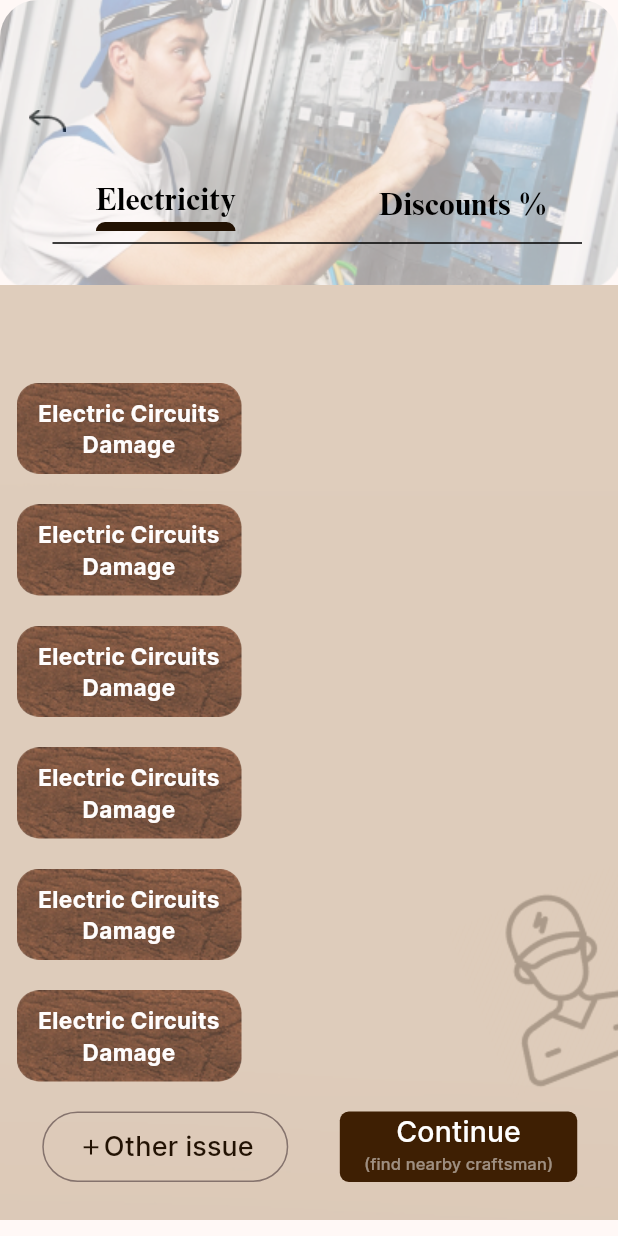
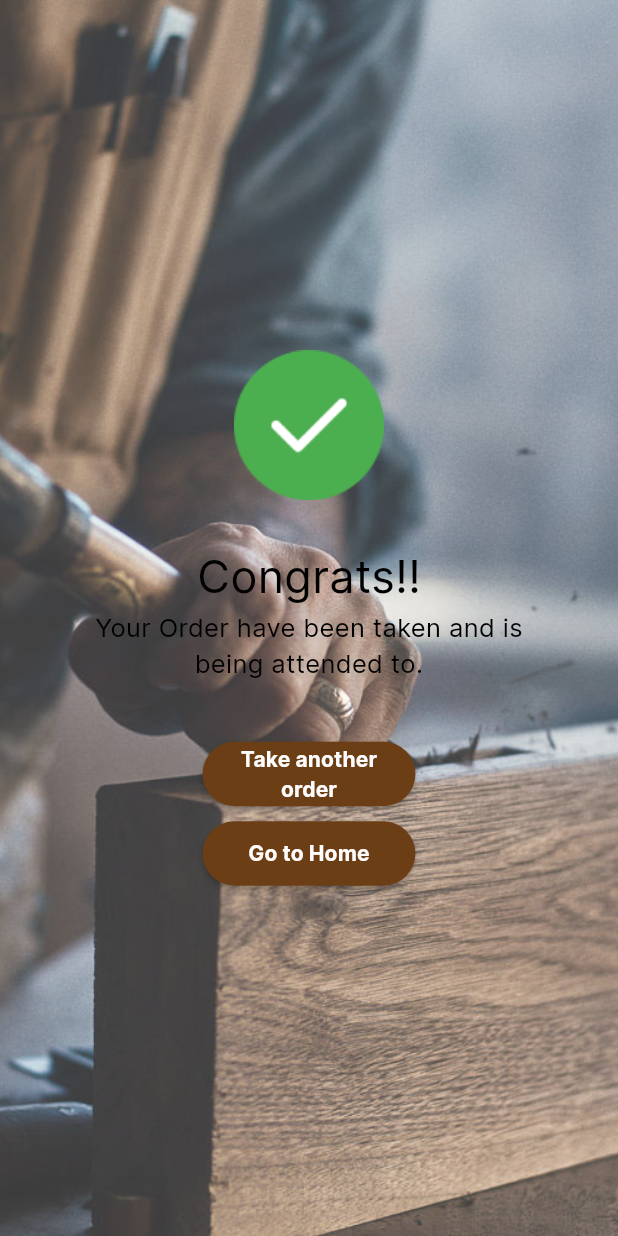
Before and after one commit to noura2tarek/Sala7ly_App, a Flutter app: the screen it shows after launch, on a phone screen of 412 x 824 dp. Run offline on Flutter 3.47's test engine with Material 3 defaults, Android fonts, the phone set to English and light mode, and no system bars; our stand-ins replace bloc, flutter_bloc.

Commit message:
add last page & some images

```diff
--- a/lib/core/resources/app-strings.dart
+++ b/lib/core/resources/app-strings.dart
@@ -31,7 +31,17 @@ class AppStrings {
   static const String heyUser =  'Hey, Mariam!';
   static const String newOrder =  'New Order';
   static const String painting =  'Painting';
-  static const String havingTrouble =  'Having trouble?';
+  static const String havingTrouble = 'Having trouble?';
+  static const String electricity =  'Electricity';
+  static const String discounts =  'Discounts %';
+  static const String electricCircuits =  'Electric Circuits Damage';
+  static const String otherIssue =  'Other issue';
+  static const String continueS =  'Continue';
+  static const String congrats =  'Congrats!!';
+  static const String yourOrder =  'Your Order have been taken and is\nbeing attended to.';
+  static const String takeAnotherOrder =  'Take another order';
+  static const String goToHome =  'Go to Home';
+  static const String findNearby =  '(find nearby craftsman)';
   static const String welcomeBack =  'Welcome back again in salah-ly\nThank you for logging in for a faster ordering experience.';
   static const String information =  'To reset your password, please enter your email address. You may need to check your spam folder or unblock no-reply@salahha.us';
 
--- a/lib/core/resources/app_colors.dart
+++ b/lib/core/resources/app_colors.dart
@@ -3,7 +3,9 @@ import 'package:flutter/material.dart';
 class AppColors {
   static const Color primaryColor = Color(0xff846345);
   static const Color darkBrown = Color(0xff3E1F03);
+  static const Color darkBrown2 = Color(0xff6B3E15);
   static const Color brown = Color(0xff221203);
+  static const Color buttonColor = Color(0xffE8C5A6);
   static const Color secondColor =  Color(0xffCCDEDC);
   static Color white = const Color(0xffffffff);
   static const Color darkGrey =  Color.fromRGBO(88, 88, 88, 1);
--- a/lib/core/resources/image_assets.dart
+++ b/lib/core/resources/image_assets.dart
@@ -8,17 +8,23 @@ class AppImages {
   static const String checkIcon ='$rootImages/check.png';
   static const String craftPhoto ='$rootImages/craft_photo.png';
   static const String background ='$rootImages/background.png';
-  static const String photo ='$rootImages/photo.png';
   static const String homeIcon ='$rootImages/home.png';
   static const String ordersIcon ='$rootImages/orders.png';
   static const String notificationsIcon ='$rootImages/notifications.png';
   static const String settingsIcon ='$rootImages/settings.png';
   static const String user2Icon ='$rootImages/user2.png';
   static const String imageBlank ='$rootImages/image 12.png';
-  static const String electricityImage ='$rootImages/electricity_image.png';
   static const String vectorLeading ='$rootImages/Vector.png';
   static const String person ='$rootImages/image person.png';
   static const String rectangleBrown ='$rootImages/Rectangle brown.png';
+  static const String correct ='$rootImages/correct.png';
+// main page images
+  static const String electricityImage ='$rootImages/electricity_image.png';
+  static const String applicant ='$rootImages/applicant.png';
+  static const String carpentry ='$rootImages/carpentry.png';
+  static const String painting ='$rootImages/photo.png';
+  static const String plumping ='$rootImages/plumping.png';
+  static const String mechanicals ='$rootImages/mechanicals.png';
 
 
 
--- a/lib/core/resources/routes_manager.dart
+++ b/lib/core/resources/routes_manager.dart
@@ -2,9 +2,9 @@ import 'package:flutter/material.dart';
 import 'package:sala7ly_app/view/screens/auth/forget_password.dart';
 import 'package:sala7ly_app/view/screens/auth/login_page.dart';
 import 'package:sala7ly_app/view/screens/auth/register_page.dart';
-import 'package:sala7ly_app/view/screens/main_page/main_page.dart';
-
-import '../../view/screens/start_page/start_page.dart';
+import '../../view/screens/last_page/last_page.dart';
+import '../../view/screens/main_page_layout/electricity_page.dart';
+import '../../view/screens/main_page_layout/main_page.dart';
 
 //routes names class
 class AppRoutes {
@@ -15,6 +15,8 @@ class AppRoutes {
   static const String registerRoute = "/register";
   static const String forgetPasswordRoute = "/forgetPassword";
   static const String mainPageRoute = "/mainPage";
+  static const String electricityRoute = "/electricity";
+  static const String lastPageRoute = "/lastPage";
 
 }
 
@@ -26,4 +28,6 @@ Map<String, Widget Function(BuildContext)> routes = {
   AppRoutes.registerRoute: (context) =>  RegisterScreen(),
   AppRoutes.forgetPasswordRoute: (context) =>  ForgetPasswordScreen(),
   AppRoutes.mainPageRoute: (context) =>  MainPage(),
+  AppRoutes.electricityRoute: (context) =>  ElectricityScreen(),
+  AppRoutes.lastPageRoute: (context) =>  LastPage(),
 };
--- a/lib/main.dart
+++ b/lib/main.dart
@@ -1,11 +1,6 @@
 import 'package:flutter/material.dart';
 import 'package:sala7ly_app/core/resources/routes_manager.dart';
-import 'package:sala7ly_app/view/screens/auth/forget_password.dart';
-import 'package:sala7ly_app/view/screens/auth/login_page.dart';
-import 'package:sala7ly_app/view/screens/main_page/electricity_page.dart';
-import 'package:sala7ly_app/view/screens/main_page/main_page.dart';
-import 'package:sala7ly_app/view/screens/start_page/start_page.dart';
-
+import 'package:sala7ly_app/view/screens/last_page/last_page.dart';
 import 'core/resources/app-strings.dart';
 
 void main() {
@@ -24,7 +19,7 @@ class MyApp extends StatelessWidget {
         colorScheme: ColorScheme.fromSeed(seedColor: Colors.brown),
         useMaterial3: true,
       ),
-      home: ElectricityScreen(),
+      home: LastPage(),
       routes: routes,
     );
   }
--- a/lib/view/screens/auth/widgets/custom_button.dart
+++ b/lib/view/screens/auth/widgets/custom_button.dart
@@ -3,21 +3,30 @@ import '../../../../core/resources/app_colors.dart';
 import '../../../../core/resources/app_styles.dart';
 
 class CustomButton extends StatelessWidget {
-  const CustomButton({
+  CustomButton({
     super.key,
+    this.height,
+    this.width,
+    this.fontSize,
+    this.color,
     required this.buttonText,
     required this.onPressed,
   });
+
   final String buttonText;
   final void Function()? onPressed;
+  double? height = 53.0;
+  double? width = 110.0;
+  double? fontSize = 17.0;
+  Color? color = AppColors.primaryColor;
 
   @override
   Widget build(BuildContext context) {
     return SizedBox(
-      height: 53.0,
-      width: 110.0,
+      height: height,
+      width: width,
       child: MaterialButton(
-        color: AppColors.primaryColor,
+        color: color,
         shape: OutlineInputBorder(
           borderRadius: BorderRadius.circular(30.0),
           borderSide: BorderSide.none,
@@ -25,8 +34,9 @@ class CustomButton extends StatelessWidget {
         onPressed: onPressed,
         child: Text(
           buttonText,
+          textAlign: TextAlign.center,
           style: interBold(
-            fontSize: 17.0,
+            fontSize: fontSize!,
             fontStyle: FontStyle.normal,
           ),
         ),
--- /dev/null
+++ b/lib/view/screens/last_page/last_page.dart
@@ -0,0 +1,79 @@
+import 'package:flutter/material.dart';
+import 'package:sala7ly_app/core/resources/app_styles.dart';
+import 'package:sala7ly_app/core/resources/routes_manager.dart';
+import 'package:sala7ly_app/view/screens/auth/widgets/custom_button.dart';
+import '../../../core/resources/app-strings.dart';
+import '../../../core/resources/app_colors.dart';
+import '../../../core/resources/image_assets.dart';
+
+//this page after success payment
+class LastPage extends StatelessWidget {
+  const LastPage({super.key});
+
+  @override
+  Widget build(BuildContext context) {
+    return Scaffold(
+      body: Container(
+        width: double.infinity,
+        decoration: const BoxDecoration(
+          image: DecorationImage(
+            opacity: 0.8,
+            image: AssetImage(AppImages.woodImage),
+            fit: BoxFit.cover,
+          ),
+        ),
+        child: Column(
+          mainAxisAlignment: MainAxisAlignment.center,
+          children: [
+            Image.asset(AppImages.correct),
+            const SizedBox(height: 30.0,),
+            Text(
+              AppStrings.congrats,
+              style: interRegular(
+                  color: AppColors.black,
+                  fontSize: 30.0,
+                  fontStyle: FontStyle.normal),
+            ),
+            Padding(
+              padding: const EdgeInsets.symmetric(horizontal: 35.0),
+              child: Text(
+                AppStrings.yourOrder,
+                textAlign: TextAlign.center,
+                style: interRegular(
+                  color: AppColors.black,
+                  fontSize: 17.0,
+                  fontStyle: FontStyle.normal,
+                ),
+              ),
+            ),
+            const SizedBox(height: 40.0),
+            /*---- Take another button ---*/
+            CustomButton(
+              buttonText: AppStrings.takeAnotherOrder,
+              height: 43.0,
+              width: 142.0,
+              fontSize: 14.0,
+              color: AppColors.darkBrown2,
+              onPressed: () {
+                // take order method
+              },
+            ),
+            const SizedBox(height: 10.0,),
+            /*---- Go to home button ---*/
+            CustomButton(
+              buttonText: AppStrings.goToHome,
+              height: 43.0,
+              width: 142.0,
+              fontSize: 14.0,
+              color: AppColors.darkBrown2,
+              onPressed: () {
+                // go to home
+                Navigator.pushReplacementNamed(context, AppRoutes.mainPageRoute);
+              },
+            ),
+          ],
+        ),
+      ),
+    );
+  }
+}
--- a/lib/view/screens/main_page/electricity_page.dart
+++ b/lib/view/screens/main_page_layout/electricity_page.dart
@@ -1,10 +1,10 @@
 import 'package:flutter/material.dart';
+import '../../../core/resources/app-strings.dart';
 import '../../../core/resources/app_colors.dart';
 import '../../../core/resources/app_styles.dart';
 import '../../../core/resources/image_assets.dart';
 
 
-//add its strings
 class ElectricityScreen extends StatelessWidget {
   const ElectricityScreen({super.key});
 
@@ -50,7 +50,7 @@ class ElectricityScreen extends StatelessWidget {
                               mainAxisSize: MainAxisSize.min,
                               children: [
                                 Text(
-                                  'Electricity',
+                                  AppStrings.electricity,
                                   style: timesBold(
                                     fontStyle: FontStyle.normal,
                                     color: AppColors.black,
@@ -70,7 +70,7 @@ class ElectricityScreen extends StatelessWidget {
                               ],
                             ),
                             Text(
-                              'Discounts %',
+                              AppStrings.discounts,
                               style: timesBold(
                                 fontStyle: FontStyle.normal,
                                 color: AppColors.black,
@@ -134,7 +134,7 @@ class ElectricityScreen extends StatelessWidget {
                                     BorderRadius.all(Radius.circular(15.0)),
                               ),
                               child: Text(
-                                'Electric Circuits Damage',
+                                AppStrings.electricCircuits,
                                 textAlign: TextAlign.center,
                                 style: interBold(
                                     fontSize: 15.0,
@@ -152,13 +152,26 @@ class ElectricityScreen extends StatelessWidget {
                                 height: 47.0,
                                 width: 164.0,
                                 child: OutlinedButton(
-
-                                    onPressed: () {},
+                                  style: OutlinedButton.styleFrom(
+                                    backgroundColor: AppColors.buttonColor,
+                                    shape: const RoundedRectangleBorder(
+                                      borderRadius: BorderRadius.all(
+                                        Radius.circular(6.0),
+                                      ),
+                                    ),
+                                  ),
+                                  onPressed: () {
+                                    // add issue method
+                                  },
                                   child: Row(
                                     children: [
-                                        const Icon(Icons.add, color: AppColors.brown, size: 17.0,),
+                                      const Icon(
+                                        Icons.add,
+                                        color: AppColors.brown,
+                                        size: 17.0,
+                                      ),
                                       Text(
-                                          'Other issue',
+                                        AppStrings.otherIssue,
                                         style: interMedium(
                                           fontStyle: FontStyle.normal,
                                           fontSize: 18.0,
@@ -176,17 +189,19 @@ class ElectricityScreen extends StatelessWidget {
                                     borderRadius:
                                         BorderRadius.all(Radius.circular(6.0))),
                                 child: MaterialButton(
-                                  onPressed: () {},
+                                  onPressed: () {
+                                    //find nearby craft man method
+                                  },
                                   child: Column(
                                     children: [
                                       Text(
-                                        'Continue',
+                                        AppStrings.continueS,
                                         style: interMedium(
                                             fontStyle: FontStyle.normal,
                                             fontSize: 19.0),
                                       ),
                                       Text(
-                                        '(find nearby craftsman)',
+                                        AppStrings.findNearby,
                                         style: interMedium(
                                             fontSize: 11.0,
                                             fontStyle: FontStyle.normal,
```
Also changed, not shown: lib/view/screens/main_page_layout/main_page.dart (renamed from lib/view/screens/main_page/main_page.dart, +28 -36 lines), lib/view/screens/main_page_layout/widgets/grid_view_item.dart (added, +45 -0 lines), assets/images/applicant.png (added), assets/images/carpentry.png (added), assets/images/correct.png (added), assets/images/mechanicals.png (added), assets/images/plumping.png (added), lib/view/screens/main_page_layout/home_page.dart (renamed from lib/view/screens/main_page/home_page.dart). Lines whose indentation alone changed are shown as unchanged.
